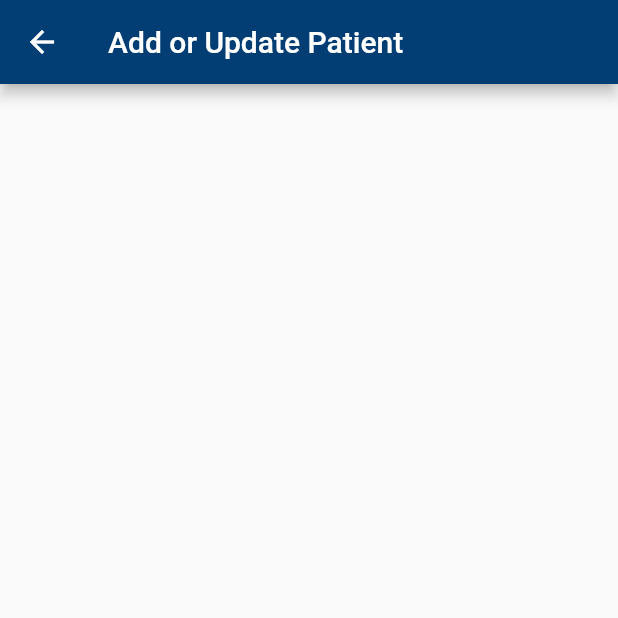
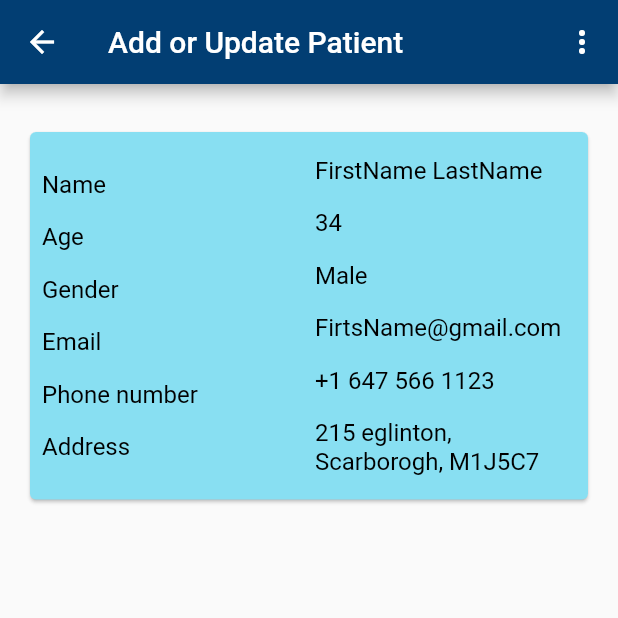
Before and after one commit to shaikhhafizf/patient_data_manager-flutter-app, a Flutter app: the ManagePatient screen opened directly, on a phone screen of 412 x 824 dp, the top half of it. Run offline on Flutter 3.47's test engine with Material 2 defaults, Android fonts, the phone set to English and light mode, and no system bars; missing offline and left inert: dart:ffi.

Commit message:
All screen added

```diff
--- a/lib/Components/Patients/PatientCard.dart
+++ b/lib/Components/Cards/PatientCard.dart
@@ -1,6 +1,8 @@
+
 import 'package:flutter/material.dart';
 import 'package:patient_data_manager/Res/Theme/themes.dart';
 import 'package:patient_data_manager/Screen/ManagePatient.dart';
+import 'package:patient_data_manager/Screen/UpdatePatient.dart';
 
 class PatientCard extends StatelessWidget {
   const PatientCard(
@@ -62,6 +64,10 @@ class PatientCard extends StatelessWidget {
                   TextButton(
                     onPressed: () {
                       //handle update button press
+                      Navigator.push(
+                          context,
+                          MaterialPageRoute(
+                              builder: (context) => const UpdatePatient()));
                     },
                     child: const Text('Update'),
                   ),
--- /dev/null
+++ b/lib/Components/Text/Label.dart
@@ -0,0 +1,25 @@
+import 'package:flutter/material.dart';
+
+class Label extends StatelessWidget {
+  final String text;
+  final bool isBold;
+  const Label({super.key, required this.text, this.isBold = false});
+
+  @override
+  Widget build(BuildContext context) {
+    return Container(
+      margin: const EdgeInsets.only(top: 8.0, bottom: 8.0),
+      child: Text(
+        text,
+        textAlign: TextAlign.left,
+        overflow: TextOverflow.visible,
+        maxLines: null,
+        softWrap: true,
+        style: TextStyle(
+          fontSize: 16,
+          fontWeight: isBold ? FontWeight.bold : FontWeight.normal,
+        ),
+      ),
+    );
+  }
+}
--- a/lib/Components/TopBar/TopBarWithoutSearchBar.dart
+++ b/lib/Components/TopBar/TopBarWithoutSearchBar.dart
@@ -1,18 +1,43 @@
 import 'package:flutter/material.dart';
+import 'package:patient_data_manager/Components/Text/OptionLabel.dart';
 
 class TopBarWithoutSearchBar extends StatelessWidget
     implements PreferredSizeWidget {
   final String title;
+  final List<String>? dropdownItems;
+  final Function(String)? onDropdownItemSelected;
 
   const TopBarWithoutSearchBar({
     Key? key,
     required this.title,
+    this.dropdownItems,
+    this.onDropdownItemSelected,
   }) : super(key: key);
 
   @override
   Widget build(BuildContext context) {
     return AppBar(
       title: Text(title),
+      actions: <Widget>[
+        if (dropdownItems != null)
+          Builder(
+            builder: (BuildContext context) => PopupMenuButton<String>(
+              onSelected: onDropdownItemSelected,
+              itemBuilder: (BuildContext context) {
+                return dropdownItems!
+                    .map(
+                      (item) => PopupMenuItem<String>(
+                        value: item,
+                        child: OptionLabel(
+                          text: item,
+                        ),
+                      ),
+                    )
+                    .toList();
+              },
+            ),
+          ),
+      ],
     );
   }
 
--- a/lib/Screen/HomeScreen.dart
+++ b/lib/Screen/HomeScreen.dart
@@ -1,7 +1,7 @@
 import 'dart:math';
 
 import 'package:flutter/material.dart';
-import 'package:patient_data_manager/Components/Patients/PatientCard.dart';
+import 'package:patient_data_manager/Components/Cards/PatientCard.dart';
 import '../Components/TopBar/TopBar.dart';
 import '../Res/Theme/themes.dart';
 import './UpdatePatient.dart';
--- a/lib/Screen/ManagePatient.dart
+++ b/lib/Screen/ManagePatient.dart
@@ -5,8 +5,11 @@ import 'package:patient_data_manager/Components/FormFields/CustomDateField.dart'
 import 'package:patient_data_manager/Components/FormFields/CustomDropDownField.dart';
 
 import 'package:patient_data_manager/Components/FormFields/CustomTextField.dart';
-import 'package:patient_data_manager/Components/TopBar/TopBar.dart';
+import 'package:patient_data_manager/Components/Text/Label.dart';
 import 'package:patient_data_manager/Components/TopBar/TopBarWithoutSearchBar.dart';
+import 'package:patient_data_manager/Res/Theme/themes.dart';
+import 'package:patient_data_manager/Screen/PatientData.dart';
+import 'package:patient_data_manager/Screen/UpdatePatient.dart';
 
 class ManagePatient extends StatefulWidget {
   const ManagePatient({super.key});
@@ -16,23 +19,81 @@ class ManagePatient extends StatefulWidget {
 }
 
 class _ManagePatientState extends State<ManagePatient> {
-  final _formKey = GlobalKey<FormState>();
-  final _firstNameController = TextEditingController();
-  final _lastNameController = TextEditingController();
-  final _ageController = TextEditingController();
-  final _genderController = TextEditingController();
-  String _gender = 'Male';
-  DateTime _dob = DateTime.now();
-  final _dobController = TextEditingController();
-  final _emailController = TextEditingController();
-  final _phoneController = TextEditingController();
-  final _addressController = TextEditingController();
-
   @override
   Widget build(BuildContext context) {
-    return const Scaffold(
-      appBar: TopBarWithoutSearchBar(title: "Add or Update Patient"),
-      body: SingleChildScrollView(),
+    return Scaffold(
+      appBar: TopBarWithoutSearchBar(
+        title: "Add or Update Patient",
+        dropdownItems: const ['View Records', 'Update', 'Delete'],
+        onDropdownItemSelected: (value) {
+          if (value == 'View Records') {
+            Navigator.push(
+                context,
+                MaterialPageRoute(
+                    builder: (context) => PatientData(
+                          title: 'Patient Data',
+                        )));
+          } else if (value == 'Update') {
+            Navigator.push(context,
+                MaterialPageRoute(builder: (context) => const UpdatePatient()));
+          } else if (value == 'Delete') {
+            debugPrint('delete');
+          }
+        },
+      ),
+      body: SingleChildScrollView(
+        child: Card(
+          color: Themes.accentColor,
+          margin: const EdgeInsets.only(top: 32.0, left: 20, right: 20),
+          child: Padding(
+            padding: const EdgeInsets.all(8.0),
+            child: Row(
+              mainAxisAlignment: MainAxisAlignment.start,
+              children: [
+                Expanded(
+                  child: Column(
+                    crossAxisAlignment: CrossAxisAlignment.start,
+                    children: const [
+                      Label(
+                        text: 'Name',
+                      ),
+                      Label(
+                        text: 'Age',
+                      ),
+                      Label(
+                        text: 'Gender',
+                      ),
+                      Label(
+                        text: 'Email',
+                      ),
+                      Label(
+                        text: 'Phone number',
+                      ),
+                      Label(
+                        text: 'Address',
+                      ),
+                    ],
+                  ),
+                ),
+                const SizedBox(width: 8.0),
+                Expanded(
+                  child: Column(
+                    crossAxisAlignment: CrossAxisAlignment.start,
+                    children: const [
+                      Label(text: "FirstName LastName"),
+                      Label(text: "34"),
+                      Label(text: "Male"),
+                      Label(text: "FirtsName@gmail.com"),
+                      Label(text: "+1 647 566 1123"),
+                      Label(text: "215 eglinton, Scarborogh, M1J5C7"),
+                    ],
+                  ),
+                ),
+              ],
+            ),
+          ),
+        ),
+      ),
     );
   }
 }
```
Also changed, not shown: lib/Components/Cards/PatientDataCard.dart (added, +113 -0 lines), lib/Components/Text/OptionLabel.dart (added, +23 -0 lines), lib/Screen/PatientData.dart (+35 -55 lines), lib/Screen/UpdatePatienData.dart (+12 -59 lines).
